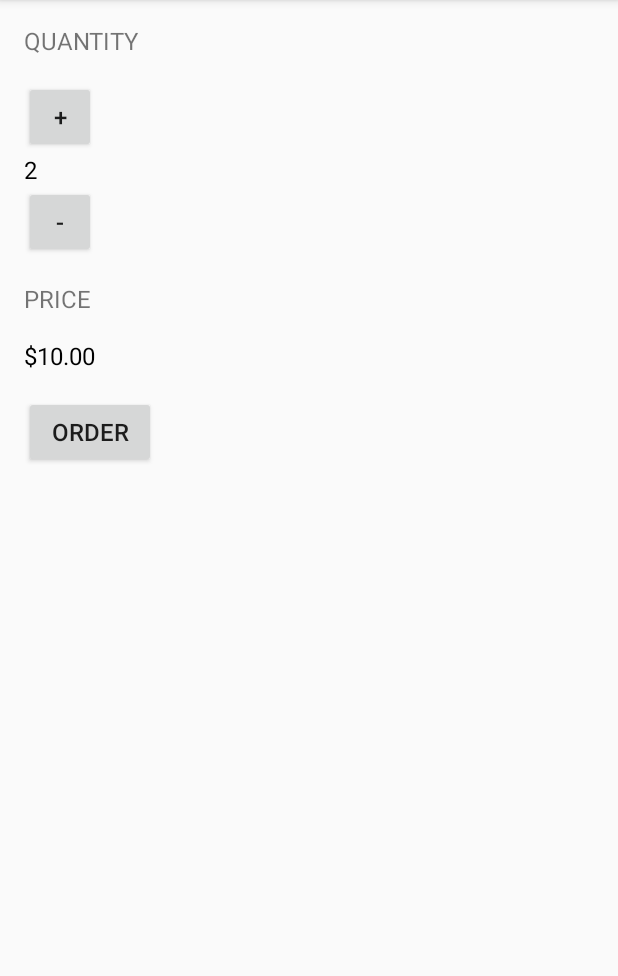
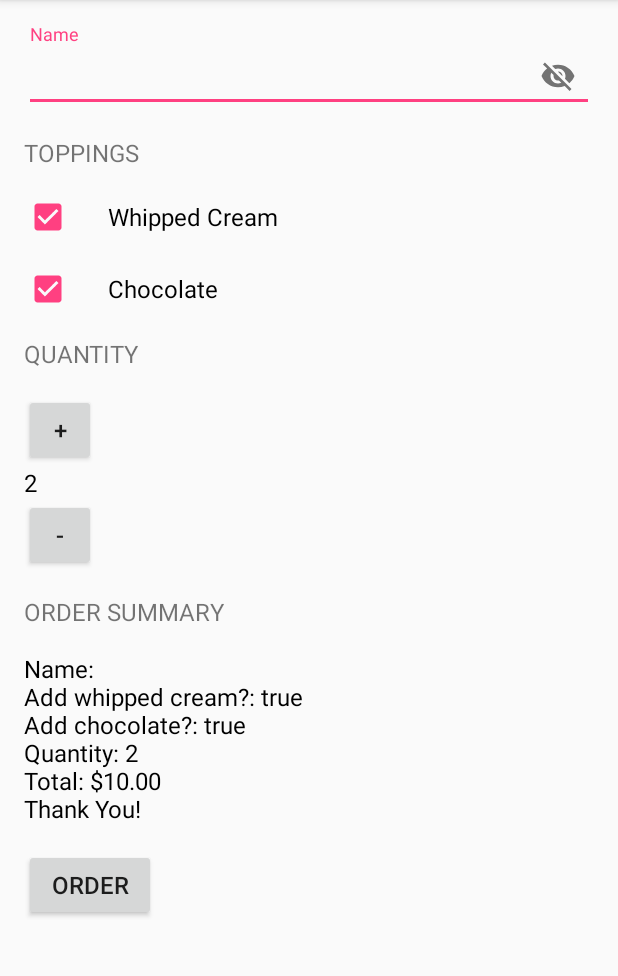
Before and after one commit to welnanick/Just-Java, an Android app: the screen it shows after launch (MainActivity), after a tap on "ORDER", on a phone screen of 412 x 824 dp, the part 84-1060 px from its top. Run offline under Robolectric (Android 15) with nearby library versions, the phone set to English and light mode, and no system bars; 2 other taps on this screen came first.

Commit message:
master: Lesson 5 additions + improvements

```diff
--- a/app/build.gradle
+++ b/app/build.gradle
@@ -1,15 +1,14 @@
 apply plugin: 'com.android.application'
 
 android {
-    compileSdkVersion 25
-    buildToolsVersion "25.0.3"
+    compileSdkVersion 26
+    buildToolsVersion "26.0.2"
     defaultConfig {
         applicationId "com.example.android.justjava"
         minSdkVersion 15
-        targetSdkVersion 25
+        targetSdkVersion 26
         versionCode 1
         versionName "1.0"
-        testInstrumentationRunner "android.support.test.runner.AndroidJUnitRunner"
     }
     buildTypes {
         release {
@@ -20,11 +19,6 @@ android {
 }
 
 dependencies {
-    compile fileTree(dir: 'libs', include: ['*.jar'])
-    androidTestCompile('com.android.support.test.espresso:espresso-core:2.2.2', {
-        exclude group: 'com.android.support', module: 'support-annotations'
-    })
-    compile 'com.android.support:appcompat-v7:25.3.1'
-    compile 'com.android.support.constraint:constraint-layout:1.0.2'
-    testCompile 'junit:junit:4.12'
+    compile 'com.android.support:appcompat-v7:26.1.0'
+    compile "com.android.support:design:26.1.0"
 }
--- a/app/src/main/java/com/example/android/justjava/MainActivity.java
+++ b/app/src/main/java/com/example/android/justjava/MainActivity.java
@@ -3,34 +3,63 @@ package com.example.android.justjava;
 import android.os.Bundle;
 import android.support.v7.app.AppCompatActivity;
 import android.view.View;
+import android.widget.CheckBox;
+import android.widget.EditText;
 import android.widget.TextView;
 
 import java.text.NumberFormat;
+import java.util.Locale;
 
 /**
  * This app displays an order form to order coffee.
  */
 public class MainActivity extends AppCompatActivity {
 
-    int quantity = 2;
+    private int quantity = 2;
+    private int pricePerCup = 5;
+    private boolean hasWhippedCream = false;
+    private boolean hasChocolate = false;
 
     @Override
     protected void onCreate(Bundle savedInstanceState) {
+
         super.onCreate(savedInstanceState);
         setContentView(R.layout.activity_main);
+
     }
 
     public void increment(View view) {
 
         quantity++;
-        display(quantity);
+        displayQuantity(quantity);
 
     }
 
     public void decrement(View view) {
 
         quantity--;
-        display(quantity);
+        displayQuantity(quantity);
+
+    }
+
+    /**
+     * Create a summary of the order
+     *
+     * @param orderPrice      The price of the order
+     * @param hasWhippedCream Does the user have Whipped Cream
+     * @param hasChocolate    Does the user have Chocolate
+     * @param name            The users name
+     * @return The summary of the order
+     */
+    public String createOrderSummary(int orderPrice, boolean hasWhippedCream, boolean hasChocolate, String name) {
+        String orderSummary = "Name: " + name + "\n";
+        orderSummary += "Add whipped cream?: " + hasWhippedCream + "\n";
+        orderSummary += "Add chocolate?: " + hasChocolate + "\n";
+        orderSummary += "Quantity: " + quantity + "\n";
+        orderSummary += "Total: " + NumberFormat.getCurrencyInstance().format(orderPrice) + "\n";
+        orderSummary += "Thank You!";
+        return orderSummary;
+
 
     }
 
@@ -38,23 +67,56 @@ public class MainActivity extends AppCompatActivity {
      * This method is called when the order button is clicked.
      */
     public void submitOrder(View view) {
-        displayPrice(quantity * 5);
+
+        EditText nameEditText = findViewById(R.id.name_edit_text);
+        String name = nameEditText.getText().toString();
+
+        displaySummary(createOrderSummary(calculatePrice(), hasWhippedCream, hasChocolate, name));
+
+    }
+
+    /**
+     * Calculates the price of the order.
+     */
+    private int calculatePrice() {
+
+        return quantity * pricePerCup;
+
     }
 
     /**
      * This method displays the given quantity value on the screen.
      */
-    private void display(int number) {
-        TextView quantityTextView = (TextView) findViewById(R.id.quantity_text_view);
-        quantityTextView.setText("" + number);
+    private void displayQuantity(int numberOfCups) {
+
+        TextView quantityTextView = findViewById(R.id.quantity_text_view);
+        quantityTextView.setText(String.format(Locale.US, "%d", numberOfCups));
+
     }
 
 
     /**
      * This method displays the given price on the screen.
      */
-    private void displayPrice(int number) {
-        TextView priceTextView = (TextView) findViewById(R.id.price_text_view);
-        priceTextView.setText(NumberFormat.getCurrencyInstance().format(number));
+    private void displaySummary(String summary) {
+
+        TextView orderSummaryTextView = findViewById(R.id.order_summary_text_view);
+        orderSummaryTextView.setText(summary);
+
     }
+
+    public void updateWhippedCream(View view) {
+
+        CheckBox whippedCreamCheckBox = findViewById(R.id.whipped_cream_check_box);
+        hasWhippedCream = whippedCreamCheckBox.isChecked();
+
+    }
+
+    public void updateChocolate(View view) {
+
+        CheckBox chosolateCheckBox = findViewById(R.id.chocolate_check_box);
+        hasChocolate = chosolateCheckBox.isChecked();
+
+    }
+
 }
--- a/app/src/main/res/layout/activity_main.xml
+++ b/app/src/main/res/layout/activity_main.xml
@@ -1,11 +1,72 @@
 <?xml version="1.0" encoding="utf-8"?>
-<LinearLayout xmlns:android="http://schemas.android.com/apk/res/android"
+<ScrollView xmlns:android="http://schemas.android.com/apk/res/android"
+    xmlns:app="http://schemas.android.com/apk/res-auto"
     xmlns:tools="http://schemas.android.com/tools"
     android:layout_width="match_parent"
     android:layout_height="match_parent"
-    android:layout_margin="16dp"
+    android:layout_marginEnd="16dp"
+    android:layout_marginLeft="16dp"
+    android:layout_marginRight="16dp"
+    android:layout_marginStart="16dp"
     android:orientation="vertical"
     tools:context="com.example.android.justjava.MainActivity">
+
+    <LinearLayout
+        android:layout_width="match_parent"
+        android:layout_height="wrap_content"
+        android:layout_marginTop="16dp"
+        android:orientation="vertical"
+        android:paddingBottom="16dp">
+
+        <android.support.design.widget.TextInputLayout
+            android:layout_width="match_parent"
+            android:layout_height="wrap_content"
+            android:layout_marginBottom="16dp"
+            app:passwordToggleEnabled="true">
+
+            <android.support.design.widget.TextInputEditText
+                android:id="@+id/name_edit_text"
+                android:layout_width="match_parent"
+                android:layout_height="wrap_content"
+                android:hint="@string/name_hint_text"
+                android:inputType="textPersonName" />
+
+        </android.support.design.widget.TextInputLayout>
+
+        <TextView
+            android:id="@+id/topping_header_text_view"
+            android:layout_width="wrap_content"
+            android:layout_height="wrap_content"
+            android:layout_marginBottom="16dp"
+            android:text="@string/toppings_header_text"
+            android:textAllCaps="true"
+            android:textSize="16sp" />
+
+        <CheckBox
+            android:id="@+id/whipped_cream_check_box"
+            android:layout_width="wrap_content"
+            android:layout_height="wrap_content"
+            android:layout_marginBottom="16dp"
+            android:onClick="updateWhippedCream"
+            android:paddingEnd="24dp"
+            android:paddingLeft="24dp"
+            android:paddingRight="24dp"
+            android:paddingStart="24dp"
+            android:text="@string/topping_one_text"
+            android:textSize="16sp" />
+
+        <CheckBox
+            android:id="@+id/chocolate_check_box"
+            android:layout_width="wrap_content"
+            android:layout_height="wrap_content"
+            android:layout_marginBottom="16dp"
+            android:onClick="updateChocolate"
+            android:paddingEnd="24dp"
+            android:paddingLeft="24dp"
+            android:paddingRight="24dp"
+            android:paddingStart="24dp"
+            android:text="@string/topping_two_text"
+            android:textSize="16sp" />
 
         <TextView
             android:id="@+id/quantity_header_text_view"
@@ -49,16 +110,15 @@
             android:layout_height="wrap_content"
             android:layout_marginBottom="16dp"
             android:layout_marginTop="16sp"
-        android:text="@string/price_header_text"
+            android:text="@string/order_summary_header_text"
             android:textAllCaps="true"
             android:textSize="16sp" />
 
         <TextView
-        android:id="@+id/price_text_view"
+            android:id="@+id/order_summary_text_view"
             android:layout_width="wrap_content"
             android:layout_height="wrap_content"
-        android:text="@string/price_text"
-        android:textAllCaps="true"
+            android:text="@string/summary_text"
             android:textColor="@color/black"
             android:textSize="16sp" />
 
@@ -73,3 +133,5 @@
             android:textSize="16sp" />
 
     </LinearLayout>
+
+</ScrollView>
--- a/app/src/main/res/values/strings.xml
+++ b/app/src/main/res/values/strings.xml
@@ -3,8 +3,12 @@
     <string name="quantity_header_text">Quantity</string>
     <string name="quantity_text">2</string>
     <string name="order_button_text">Order</string>
-    <string name="price_header_text">Price</string>
-    <string name="price_text">$10</string>
+    <string name="order_summary_header_text">Order Summary</string>
+    <string name="summary_text">Name: \nAdd whipped cream?: \nAdd chocolate?: \nQuantity: \nTotal: </string>
     <string name="plus">+</string>
     <string name="minus">-</string>
+    <string name="toppings_header_text">Toppings</string>
+    <string name="topping_one_text">Whipped Cream</string>
+    <string name="topping_two_text">Chocolate</string>
+    <string name="name_hint_text">Name</string>
 </resources>
--- a/build.gradle
+++ b/build.gradle
@@ -15,6 +15,9 @@ buildscript {
 allprojects {
     repositories {
         jcenter()
+        maven {
+            url "https://maven.google.com"
+        }
     }
 }
 
```
Also changed, not shown: gradle/wrapper/gradle-wrapper.properties. Lines whose indentation alone changed are shown as unchanged.
